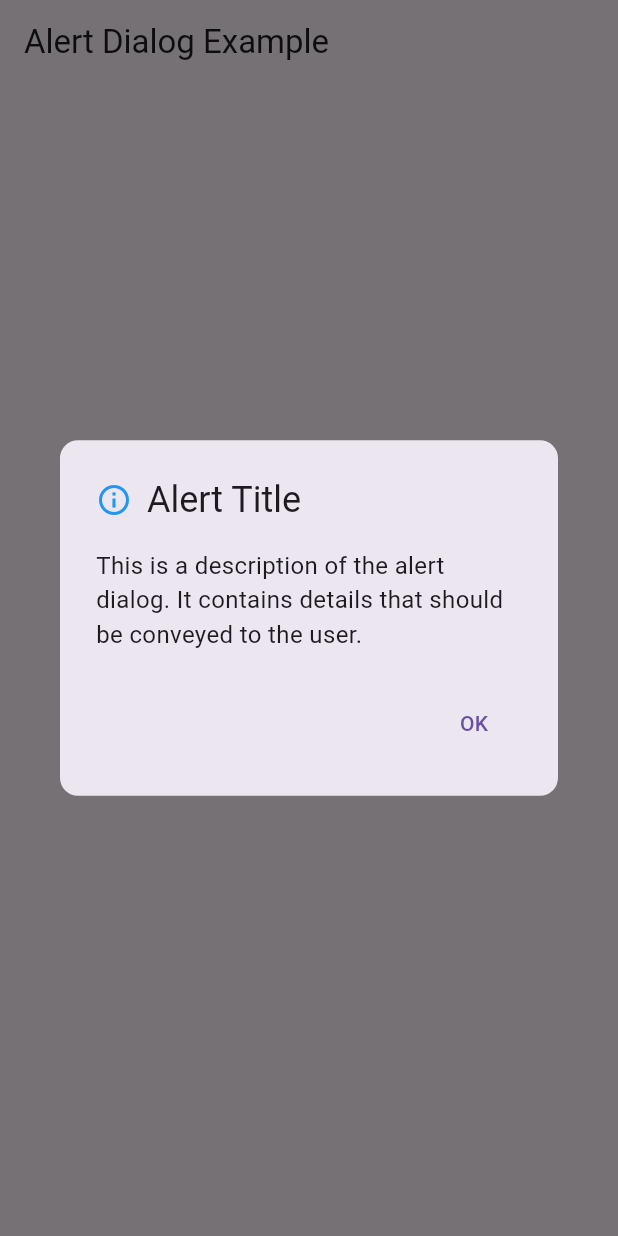
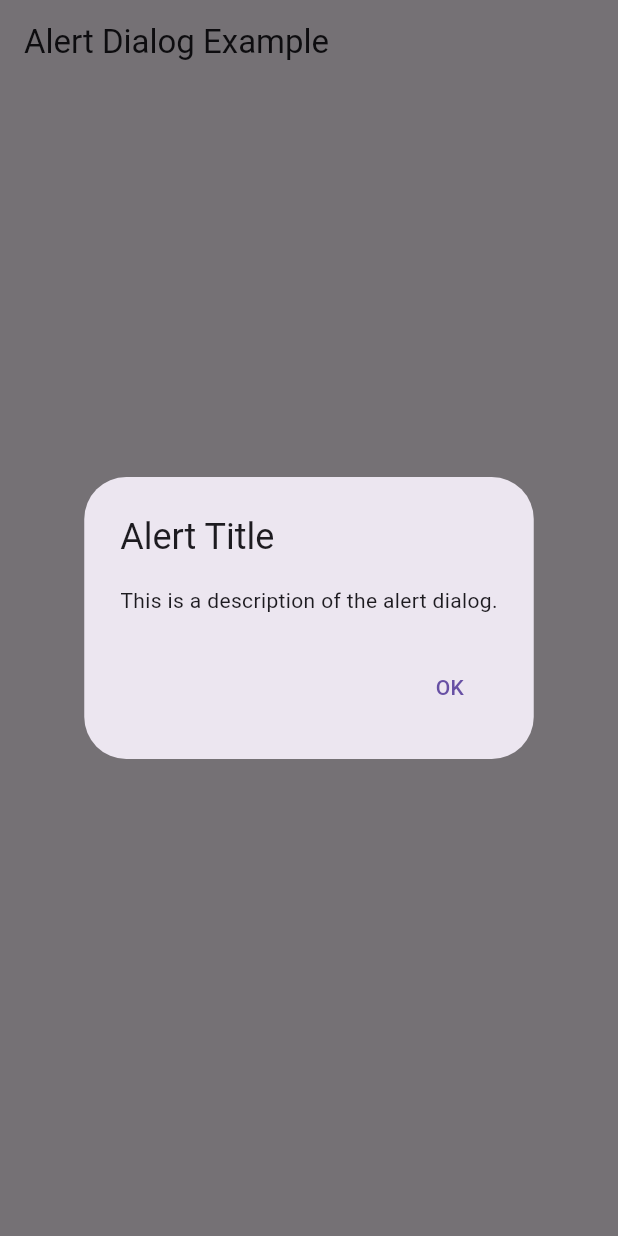
Before and after one commit to venushekhat/Flutter, a Flutter app: the screen it shows after launch, after a tap on "Show Alert", on a phone screen of 412 x 824 dp. Run offline on Flutter 3.47's test engine with Material 3 defaults, Android fonts, the phone set to English and light mode, and no system bars; our stand-ins replace fluttertoast, lottie, sleek_circular_slider.

Commit message:
Update main.dart

```diff
--- a/Module4/project14/lib/main.dart
+++ b/Module4/project14/lib/main.dart
@@ -24,54 +24,26 @@
   void _showDialog(BuildContext context) {
     showDialog(
       context: context,
-      builder: (BuildContext context) {
-        return AlertDialog(
-          title: const Row(
-            children: <Widget>[
-              Icon(Icons.info_outline, color: Colors.blue, size: 24),
-              SizedBox(width: 10),
-              Text('Alert Title'),
-            ],
+      builder: (context) => AlertDialog(
+        title: const Text('Alert Title'),
+        content: const Text('This is a description of the alert dialog.'),
+        actions: [
+          TextButton(
+            onPressed: () => Navigator.pop(context),
+            child: const Text('OK'),
           ),
-          content: const Text(
-            'This is a description of the alert dialog. It contains details that should be conveyed to the user.',
-            style: TextStyle(fontSize: 16),
-          ),
-          actions: <Widget>[
-            TextButton(
-              onPressed: () {
-                Navigator.of(context).pop(); // Close the dialog
-              },
-              child: const Text('OK'),
-            ),
-          ],
-          shape: RoundedRectangleBorder(
-            borderRadius: BorderRadius.circular(12),
-          ),
-        );
-      },
+        ],
+      ),
     );
   }
 
   @override
   Widget build(BuildContext context) {
     return Scaffold(
-      appBar: AppBar(
-        title: const Text('Alert Dialog Example'),
-      ),
+      appBar: AppBar(title: const Text('Alert Dialog Example')),
       body: Center(
         child: ElevatedButton(
           onPressed: () => _showDialog(context),
-          style: ElevatedButton.styleFrom(
-            foregroundColor: Colors.white,
-            backgroundColor: Colors.blue, // Text color
-            padding: const EdgeInsets.symmetric(horizontal: 20, vertical: 15),
-            textStyle:
-                const TextStyle(fontSize: 16, fontWeight: FontWeight.bold),
-            shape: RoundedRectangleBorder(
-              borderRadius: BorderRadius.circular(8),
-            ),
-          ),
           child: const Text('Show Alert'),
         ),
       ),
```
